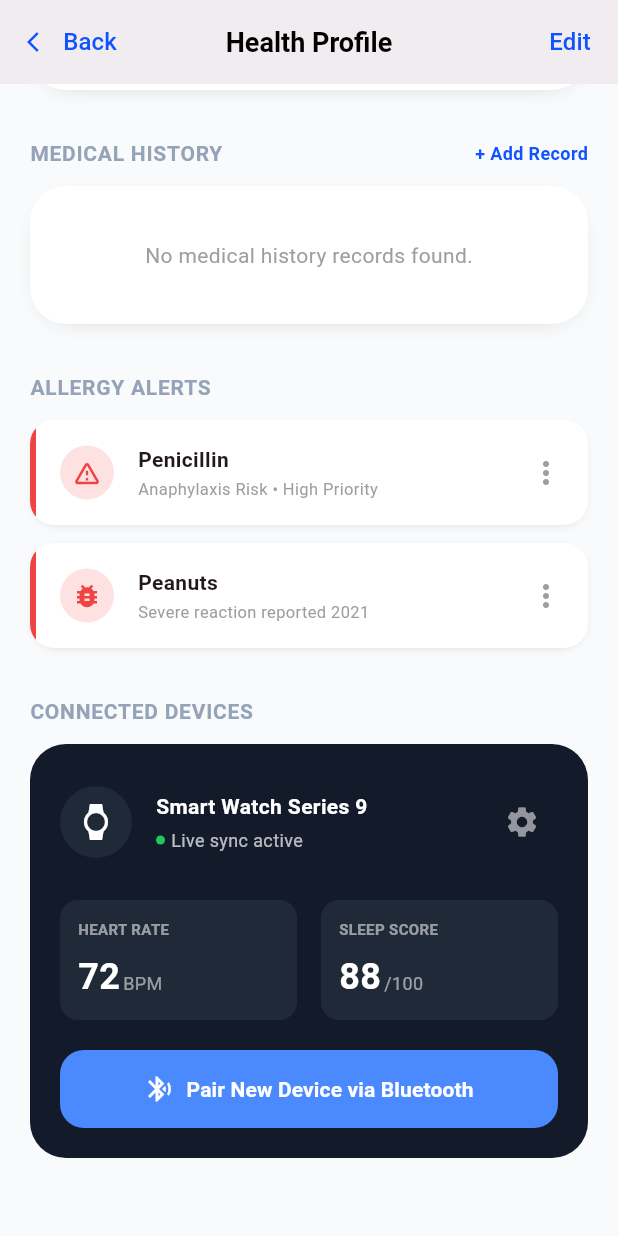
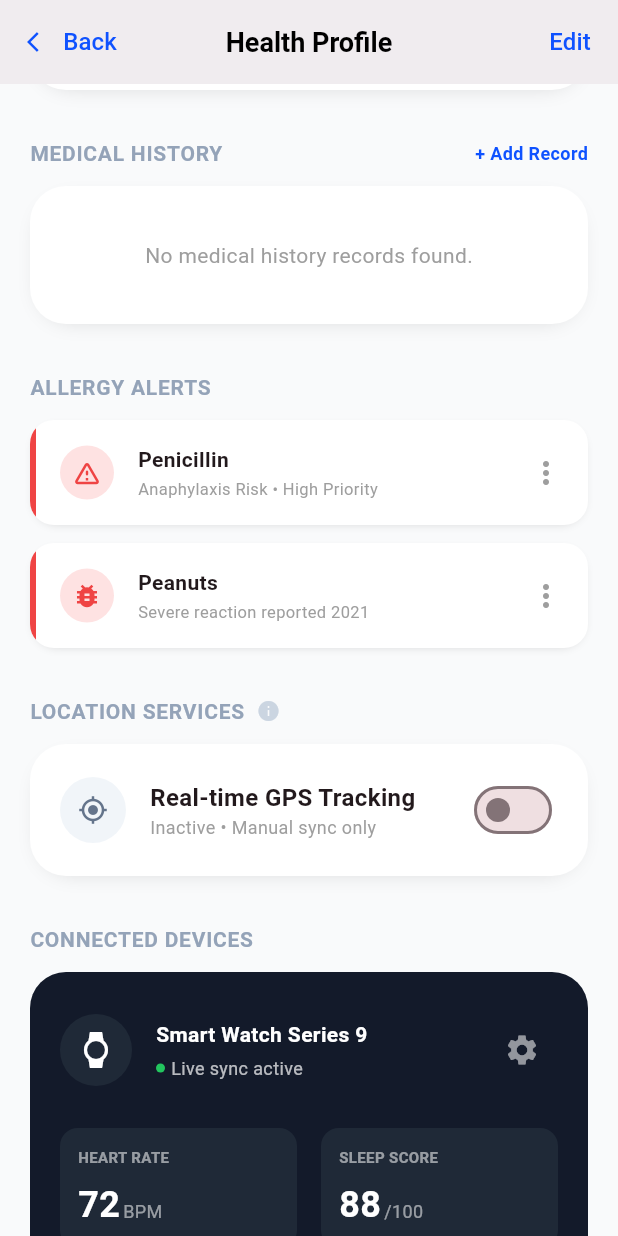
Before and after one commit to somraj-dev/Axiovital, a Flutter app: the ProfilePage screen opened directly, scrolled down 679 dp, on a phone screen of 412 x 824 dp. Run offline on Flutter 3.47's test engine with Material 3 defaults, Android fonts, the phone set to English and light mode, and no system bars; our stand-ins replace dio, geolocator, image_picker; missing offline and left inert: dart:js; network calls fail.

Commit message:
Implement full-stack real-time GPS location tracking with background sync

```diff
--- /dev/null
+++ b/frontend/lib/location_provider.dart
@@ -0,0 +1,89 @@
+import 'package:flutter/material.dart';
+import 'package:geolocator/geolocator.dart';
+import 'package:dio/dio.dart';
+import 'dart:async';
+import 'location_service.dart';
+
+class LocationProvider extends ChangeNotifier {
+  final LocationService _locationService = LocationService();
+  final Dio _dio = Dio(BaseOptions(baseUrl: 'http://localhost:8000'));
+
+  Position? _currentPosition;
+  bool _isTracking = false;
+  StreamSubscription<Position>? _positionSubscription;
+  DateTime? _lastSyncTime;
+  final String _userId = 'VS-99283'; // Fixed for demo user
+
+  Position? get currentPosition => _currentPosition;
+  bool get isTracking => _isTracking;
+
+  LocationProvider() {
+    // Optionally start tracking automatically if permissions allow
+    // _startTracking();
+  }
+
+  Future<void> updatePositionOnce() async {
+    final pos = await _locationService.getCurrentPosition();
+    if (pos != null) {
+      _currentPosition = pos;
+      notifyListeners();
+      await _syncLocationToBackend(pos);
+    }
+  }
+
+  void toggleTracking() {
+    if (_isTracking) {
+      _stopTracking();
+    } else {
+      _startTracking();
+    }
+  }
+
+  void _startTracking() async {
+    final hasPermission = await _locationService.handlePermission();
+    if (!hasPermission) return;
+
+    _isTracking = true;
+    notifyListeners();
+
+    _positionSubscription = _locationService.locationStream.listen((Position position) {
+      _currentPosition = position;
+      notifyListeners();
+      _throttleSync(position);
+    });
+  }
+
+  void _stopTracking() {
+    _positionSubscription?.cancel();
+    _isTracking = false;
+    notifyListeners();
+  }
+
+  void _throttleSync(Position position) {
+    final now = DateTime.now();
+    // Sync at most once every 30 seconds to save battery/bandwidth
+    if (_lastSyncTime == null || now.difference(_lastSyncTime!).inSeconds >= 30) {
+      _lastSyncTime = now;
+      _syncLocationToBackend(position);
+    }
+  }
+
+  Future<void> _syncLocationToBackend(Position position) async {
+    try {
+      await _dio.post('/api/v1/location', data: {
+        'user_id': _userId,
+        'latitude': position.latitude,
+        'longitude': position.longitude,
+      });
+      print('Location synced to backend: ${position.latitude}, ${position.longitude}');
+    } catch (e) {
+      print('Error syncing location: $e');
+    }
+  }
+
+  @override
+  void dispose() {
+    _positionSubscription?.cancel();
+    super.dispose();
+  }
+}
--- a/frontend/lib/main.dart
+++ b/frontend/lib/main.dart
@@ -4,6 +4,7 @@ import 'login_page.dart';
 import 'home_page.dart';
 import 'user_provider.dart';
 import 'bluetooth_provider.dart';
+import 'location_provider.dart';
 
 void main() {
   runApp(
@@ -11,6 +12,7 @@ void main() {
       providers: [
         ChangeNotifierProvider(create: (_) => UserProvider()),
         ChangeNotifierProvider(create: (_) => BluetoothProvider()),
+        ChangeNotifierProvider(create: (_) => LocationProvider()),
       ],
       child: const MyApp(),
     ),
--- a/frontend/lib/profile_page.dart
+++ b/frontend/lib/profile_page.dart
@@ -7,6 +7,7 @@ import 'package:provider/provider.dart';
 import 'user_provider.dart';
 import 'bluetooth_provider.dart';
 import 'bluetooth_scan_page.dart';
+import 'location_provider.dart';
 
 class ProfilePage extends StatefulWidget {
   const ProfilePage({super.key});
@@ -265,6 +266,73 @@ class _ProfilePageState extends State<ProfilePage> {
             _buildAlertCard(icon: Icons.warning_amber_rounded, title: 'Penicillin', subtitle: 'Anaphylaxis Risk • High Priority'),
             const SizedBox(height: 12),
             _buildAlertCard(icon: Icons.bug_report, title: 'Peanuts', subtitle: 'Severe reaction reported 2021'),
+
+            const SizedBox(height: 32),
+
+            // Location Services
+            _buildSectionHeader('LOCATION SERVICES', hasInfo: true),
+            const SizedBox(height: 12),
+            Consumer<LocationProvider>(
+              builder: (context, locationProvider, child) {
+                return Container(
+                  padding: const EdgeInsets.all(20),
+                  decoration: BoxDecoration(
+                    color: Colors.white,
+                    borderRadius: BorderRadius.circular(24),
+                    boxShadow: const [BoxShadow(color: Colors.black12, blurRadius: 10, offset: Offset(0, 4), spreadRadius: -5)],
+                  ),
+                  child: Column(
+                    children: [
+                      Row(
+                        children: [
+                          Container(
+                            padding: const EdgeInsets.all(12),
+                            decoration: BoxDecoration(
+                              color: locationProvider.isTracking ? const Color(0xFFECFDF3) : const Color(0xFFF1F5F9),
+                              shape: BoxShape.circle,
+                            ),
+                            child: Icon(
+                              Icons.gps_fixed,
+                              color: locationProvider.isTracking ? const Color(0xFF16B364) : const Color(0xFF64748B),
+                              size: 20
+                            ),
+                          ),
+                          const SizedBox(width: 16),
+                          Expanded(
+                            child: Column(
+                              crossAxisAlignment: CrossAxisAlignment.start,
+                              children: [
+                                const Text('Real-time GPS Tracking', style: TextStyle(fontWeight: FontWeight.bold, fontSize: 16)),
+                                Text(
+                                  locationProvider.isTracking ? 'Active • Syncing to Clinical Hub' : 'Inactive • Manual sync only',
+                                  style: TextStyle(color: locationProvider.isTracking ? const Color(0xFF16B364) : Colors.grey, fontSize: 12),
+                                ),
+                              ],
+                            ),
+                          ),
+                          Switch.adaptive(
+                            value: locationProvider.isTracking,
+                            activeColor: const Color(0xFF0F52FF),
+                            onChanged: (_) => locationProvider.toggleTracking(),
+                          ),
+                        ],
+                      ),
+                      if (locationProvider.currentPosition != null) ...[
+                        const Divider(height: 32),
+                        Row(
+                          mainAxisAlignment: MainAxisAlignment.spaceBetween,
+                          children: [
+                            _buildCoordItem('LATITUDE', locationProvider.currentPosition!.latitude.toStringAsFixed(6)),
+                            _buildCoordItem('LONGITUDE', locationProvider.currentPosition!.longitude.toStringAsFixed(6)),
+                            _buildCoordItem('ACCURACY', '${locationProvider.currentPosition!.accuracy.toStringAsFixed(1)}m'),
+                          ],
+                        ),
+                      ],
+                    ],
+                  ),
+                );
+              },
+            ),
 
             const SizedBox(height: 32),
 
@@ -566,6 +634,17 @@ class _ProfilePageState extends State<ProfilePage> {
       ),
     );
   }
+
+  Widget _buildCoordItem(String label, String value) {
+    return Column(
+      crossAxisAlignment: CrossAxisAlignment.start,
+      children: [
+        Text(label, style: const TextStyle(fontSize: 9, color: Colors.grey, fontWeight: FontWeight.bold, letterSpacing: 0.5)),
+        const SizedBox(height: 4),
+        Text(value, style: const TextStyle(fontSize: 13, fontWeight: FontWeight.bold, color: Color(0xFF1D2939))),
+      ],
+    );
+  }
 }
 
 class _GridSquare extends StatelessWidget {
--- a/frontend/pubspec.yaml
+++ b/frontend/pubspec.yaml
@@ -16,6 +16,7 @@ dependencies:
   web_socket_channel: ^2.4.0
   provider: ^6.1.1
   image_picker: ^1.0.7
+  geolocator: ^11.0.0
 
 dev_dependencies:
   flutter_test:
```
Also changed, not shown: frontend/lib/location_service.dart (added, +58 -0 lines), frontend/lib/update_profile_page.dart (+28 -3 lines), 2 other files.
